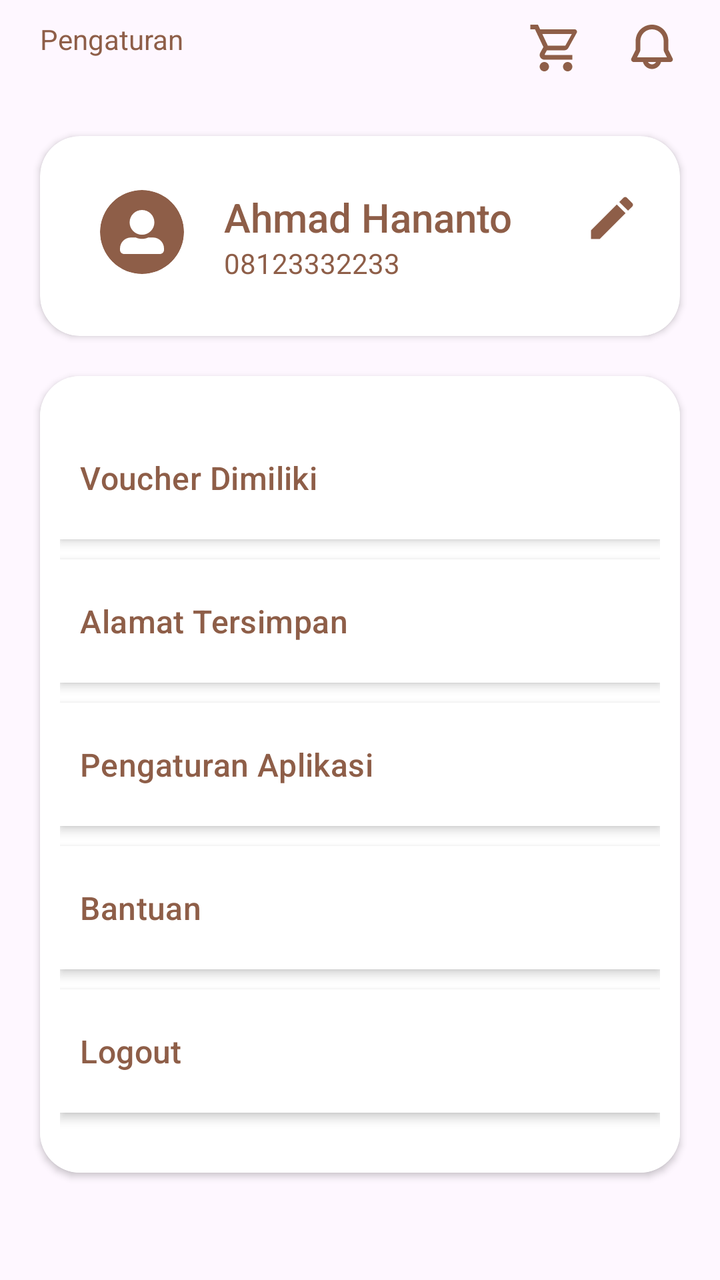
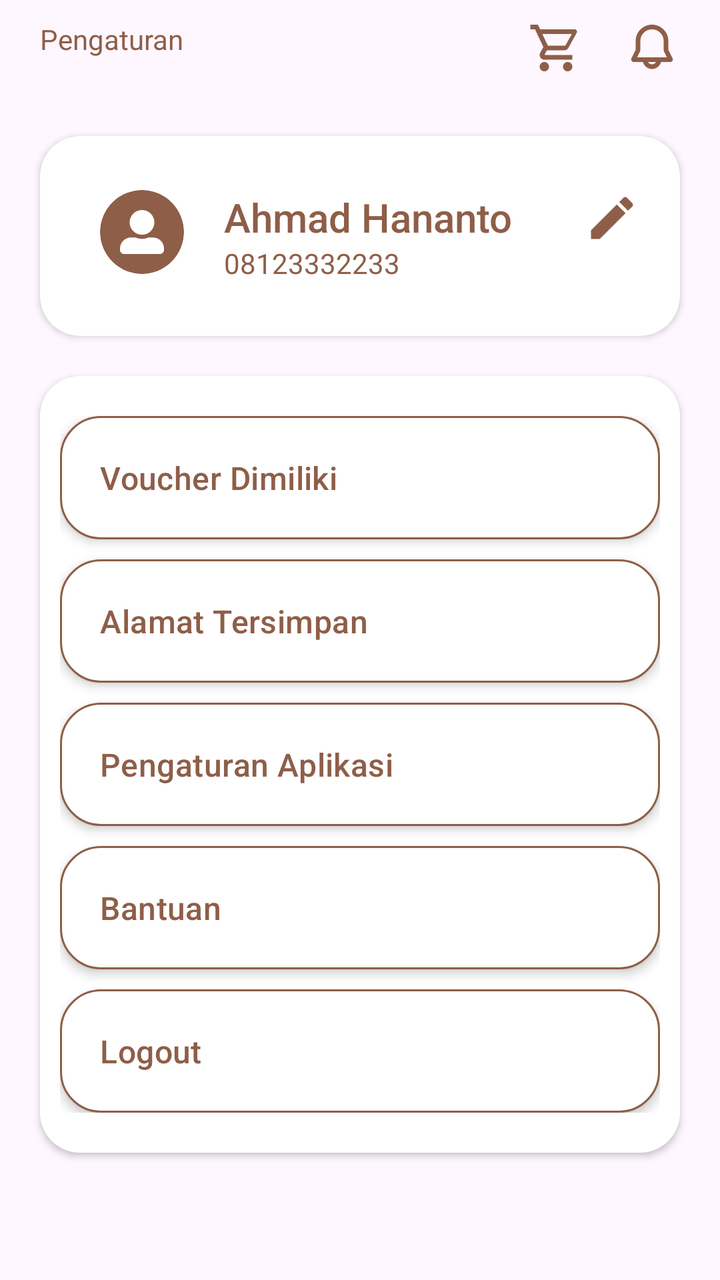

An Android layout rendered at two revisions. The XML below is the earlier revision; the diff shows what the commit changed to produce the second picture.
<!-- AndroidManifest.xml: application theme Theme.RahmatBakery -->
<!-- res/layout/fragment_pengaturan.xml -->
<?xml version="1.0" encoding="utf-8"?>
<LinearLayout xmlns:android="http://schemas.android.com/apk/res/android"
    xmlns:tools="http://schemas.android.com/tools"
    android:layout_width="match_parent"
    android:layout_height="match_parent"
    xmlns:app="http://schemas.android.com/apk/res-auto"
    tools:context=".PengaturanFragment"
    android:orientation="vertical">

    <RelativeLayout
        android:layout_width="match_parent"
        android:layout_height="wrap_content"
        android:padding="10dp"
        >

        <TextView
            android:layout_marginLeft="10dp"
            android:layout_width="wrap_content"
            android:layout_height="wrap_content"
            android:text="Pengaturan"
            android:textColor="@color/primary"
            style="@style/TextAppearance.Material3.HeadlineSmall.Emphasized"
            />

        <ImageView
            android:id="@+id/icon_cart"
            android:layout_width="28dp"
            android:layout_height="28dp"
            android:background="@android:color/transparent"
            android:src="@drawable/cart"
            android:layout_marginRight="20dp"
            android:layout_toLeftOf="@id/icon_notif"
            />

        <ImageView
            android:id="@+id/icon_notif"
            android:layout_width="28dp"
            android:layout_height="28dp"
            android:background="@android:color/transparent"
            android:src="@drawable/notif"
            android:layout_alignParentEnd="true"
            android:layout_marginRight="10dp"
            />

    </RelativeLayout>

    <androidx.cardview.widget.CardView
        android:layout_width="match_parent"
        android:layout_height="100dp"
        android:background="@color/white"
        android:backgroundTint="@color/white"
        android:layout_margin="20dp"
        app:cardCornerRadius="20dp"
        android:elevation="5dp"
        >
        <RelativeLayout
            android:padding="20dp"
            android:layout_width="match_parent"
            android:layout_height="match_parent"
            android:gravity="center_vertical">

            <ImageView
                android:id="@+id/img_profil"
                android:layout_width="42dp"
                android:layout_height="42dp"
                android:layout_marginLeft="10dp"
                android:background="@drawable/circle_background"
                android:clipToOutline="true"
                android:padding="10dp"
                android:src="@drawable/profil" />

            <TextView
                android:layout_marginLeft="20dp"
                android:id="@+id/username"
                android:layout_width="wrap_content"
                android:layout_height="wrap_content"
                android:text="Ahmad Hananto"
                android:layout_toRightOf="@id/img_profil"
                style="@style/TextAppearance.AppCompat.Title"
                android:textColor="@color/primary"
            />
            <TextView
                android:layout_marginLeft="20dp"
                android:layout_width="wrap_content"
                android:layout_height="wrap_content"
                android:text="08123332233"
                android:layout_below="@id/username"
                android:layout_toRightOf="@id/img_profil"
                style="@style/TextAppearance.AppCompat.Small"
                android:textColor="@color/primary"
            />

            <ImageView
                android:layout_width="28dp"
                android:layout_height="28dp"
                android:src="@drawable/pencil"
                android:layout_alignParentEnd="true"
                android:layout_alignParentTop="true"/>

        </RelativeLayout>

    </androidx.cardview.widget.CardView>

    <androidx.cardview.widget.CardView
        android:layout_width="match_parent"
        android:layout_height="wrap_content"
        android:elevation="3dp"
        android:layout_marginHorizontal="20dp"
        app:cardCornerRadius="20dp"
        >

    <ScrollView
        android:layout_width="match_parent"
        android:layout_height="wrap_content">

    <LinearLayout
        android:layout_width="match_parent"
        android:layout_height="wrap_content"
        android:orientation="vertical"
        android:background="@color/card_light_bg"
        android:paddingHorizontal="10dp"
        android:paddingVertical="20dp"
        >
        <TextView
            style="@style/TextAppearance.Material3.ActionBar.Subtitle"
            android:textColor="@color/primary"
            android:layout_width="match_parent"
            android:layout_height="wrap_content"
            android:text="Voucher Dimiliki"
            android:paddingHorizontal="10dp"
            android:paddingVertical="20dp"
            android:layout_marginBottom="10dp"
            android:elevation="3dp"
            android:background="@color/white"/>
        <TextView
            style="@style/TextAppearance.Material3.ActionBar.Subtitle"
            android:textColor="@color/primary"
            android:layout_width="match_parent"
            android:layout_height="wrap_content"
            android:text="Alamat Tersimpan"
            android:paddingHorizontal="10dp"
            android:paddingVertical="20dp"
            android:layout_marginBottom="10dp"
            android:elevation="3dp"
            android:background="@color/white"/>
        <TextView
            style="@style/TextAppearance.Material3.ActionBar.Subtitle"
            android:textColor="@color/primary"
            android:layout_width="match_parent"
            android:layout_height="wrap_content"
            android:text="Pengaturan Aplikasi"
            android:paddingHorizontal="10dp"
            android:paddingVertical="20dp"
            android:layout_marginBottom="10dp"
            android:elevation="3dp"
            android:background="@color/white"/>
        <TextView
            style="@style/TextAppearance.Material3.ActionBar.Subtitle"
            android:textColor="@color/primary"
            android:layout_width="match_parent"
            android:layout_height="wrap_content"
            android:text="Bantuan"
            android:paddingHorizontal="10dp"
            android:paddingVertical="20dp"
            android:layout_marginBottom="10dp"
            android:elevation="3dp"
            android:background="@color/white"/>
        <TextView
            style="@style/TextAppearance.Material3.ActionBar.Subtitle"
            android:textColor="@color/primary"
            android:layout_width="match_parent"
            android:layout_height="wrap_content"
            android:text="Logout"
            android:paddingHorizontal="10dp"
            android:paddingVertical="20dp"
            android:layout_marginBottom="10dp"
            android:elevation="3dp"
            android:background="@color/white"/>
    </LinearLayout>

    </ScrollView>

    </androidx.cardview.widget.CardView>



</LinearLayout>
<!-- resources referenced by this layout -->
<resources>
  <color name="card_light_bg">#FFFFFF</color>
  <color name="primary">#8E5E48</color>
  <color name="white">#FFFFFFFF</color>
  <!-- drawable circle_background (drawable) -->
  <?xml version="1.0" encoding="utf-8"?>
  <shape xmlns:android="http://schemas.android.com/apk/res/android"
      android:shape="oval">
  
      <solid android:color="@color/primary"/> 
  
  </shape>
  <!-- drawable notif (drawable) -->
  <vector xmlns:android="http://schemas.android.com/apk/res/android"
      android:width="36dp"
      android:height="36dp"
      android:viewportWidth="36"
      android:viewportHeight="36">
    <path
        android:pathData="M7.5,13.5C7.5,10.715 8.606,8.045 10.575,6.075C12.545,4.106 15.215,3 18,3C20.785,3 23.455,4.106 25.425,6.075C27.394,8.045 28.5,10.715 28.5,13.5V19.146L31.233,24.612C31.359,24.864 31.418,25.143 31.406,25.424C31.393,25.705 31.309,25.978 31.161,26.218C31.013,26.457 30.806,26.654 30.561,26.791C30.315,26.928 30.038,27 29.757,27H23.811C23.477,28.287 22.726,29.427 21.674,30.241C20.622,31.055 19.33,31.497 18,31.497C16.67,31.497 15.378,31.055 14.326,30.241C13.274,29.427 12.523,28.287 12.189,27H6.243C5.962,27 5.685,26.928 5.439,26.791C5.194,26.654 4.987,26.457 4.839,26.218C4.691,25.978 4.607,25.705 4.594,25.424C4.582,25.143 4.641,24.864 4.767,24.612L7.5,19.146V13.5ZM15.402,27C15.665,27.456 16.044,27.835 16.5,28.098C16.956,28.361 17.473,28.5 18,28.5C18.527,28.5 19.044,28.361 19.5,28.098C19.956,27.835 20.335,27.456 20.598,27H15.402ZM18,6C16.011,6 14.103,6.79 12.697,8.197C11.29,9.603 10.5,11.511 10.5,13.5V19.146C10.5,19.611 10.392,20.071 10.184,20.487L8.429,24H27.573L25.818,20.487C25.609,20.071 25.5,19.612 25.5,19.146V13.5C25.5,11.511 24.71,9.603 23.303,8.197C21.897,6.79 19.989,6 18,6Z"
        android:fillColor="#8E5E48"
        android:fillType="evenOdd"/>
  </vector>
  <!-- drawable pencil (drawable) -->
  <vector xmlns:android="http://schemas.android.com/apk/res/android" android:height="32dp" android:viewportHeight="22" android:viewportWidth="22" android:width="32dp">
        
      <path android:fillColor="#8E5E48" android:pathData="M18.984,6.453C19.342,6.096 19.342,5.5 18.984,5.161L16.839,3.016C16.5,2.658 15.904,2.658 15.547,3.016L13.86,4.693L17.298,8.131M2.75,15.813V19.25H6.188L16.326,9.103L12.888,5.665L2.75,15.813Z"/>
      
  </vector>
  <!-- drawable profil (drawable) -->
  <vector xmlns:android="http://schemas.android.com/apk/res/android"
      android:width="31dp"
      android:height="31dp"
      android:viewportWidth="31"
      android:viewportHeight="31">
    <path
        android:pathData="M15.5,17.438C20.313,17.438 24.219,13.532 24.219,8.719C24.219,3.905 20.313,0 15.5,0C10.686,0 6.781,3.905 6.781,8.719C6.781,13.532 10.686,17.438 15.5,17.438ZM23.25,19.375H19.914C18.57,19.993 17.074,20.344 15.5,20.344C13.926,20.344 12.436,19.993 11.086,19.375H7.75C3.469,19.375 0,22.844 0,27.125V28.094C0,29.698 1.302,31 2.906,31H28.094C29.698,31 31,29.698 31,28.094V27.125C31,22.844 27.531,19.375 23.25,19.375Z"
        android:fillColor="#ffffff"/>
  </vector>
  <style name="Theme.RahmatBakery" parent="Base.Theme.RahmatBakery" />
  <style name="Base.Theme.RahmatBakery" parent="Theme.Material3.DayNight.NoActionBar">
          
           <item name="colorPrimary">@color/primary</item>
          <item name="colorOnPrimary">@color/background</item>
          <item name="colorSecondary">@color/primary</item>
          <item name="colorOnSecondary">@color/background</item>
  
      </style>
  <color name="background">#FFF6F3</color>
  <!-- unchanged entries left out for length: 1 -->
</resources>

<!-- the commit's change to res/layout/fragment_pengaturan.xml (unified diff, before → after) -->
@@ -4,7 +4,7 @@
     android:layout_width="match_parent"
     android:layout_height="match_parent"
     xmlns:app="http://schemas.android.com/apk/res-auto"
-    tools:context=".PengaturanFragment"
+    tools:context=".pelanggan.PengaturanFragment"
     android:orientation="vertical">
 
     <RelativeLayout
@@ -122,60 +122,60 @@
         android:paddingVertical="20dp"
         >
         <TextView
+            android:elevation="3dp"
             style="@style/TextAppearance.Material3.ActionBar.Subtitle"
             android:textColor="@color/primary"
             android:layout_width="match_parent"
             android:layout_height="wrap_content"
             android:text="Voucher Dimiliki"
-            android:paddingHorizontal="10dp"
+            android:paddingHorizontal="20dp"
             android:paddingVertical="20dp"
             android:layout_marginBottom="10dp"
+            android:background="@drawable/outline_btn"/>
+        <TextView
             android:elevation="3dp"
-            android:background="@color/white"/>
-        <TextView
             style="@style/TextAppearance.Material3.ActionBar.Subtitle"
             android:textColor="@color/primary"
             android:layout_width="match_parent"
             android:layout_height="wrap_content"
             android:text="Alamat Tersimpan"
-            android:paddingHorizontal="10dp"
+            android:paddingHorizontal="20dp"
             android:paddingVertical="20dp"
             android:layout_marginBottom="10dp"
+            android:background="@drawable/outline_btn"/>
+        <TextView
             android:elevation="3dp"
-            android:background="@color/white"/>
-        <TextView
             style="@style/TextAppearance.Material3.ActionBar.Subtitle"
             android:textColor="@color/primary"
             android:layout_width="match_parent"
             android:layout_height="wrap_content"
             android:text="Pengaturan Aplikasi"
-            android:paddingHorizontal="10dp"
+            android:paddingHorizontal="20dp"
             android:paddingVertical="20dp"
             android:layout_marginBottom="10dp"
+            android:background="@drawable/outline_btn"/>
+        <TextView
             android:elevation="3dp"
-            android:background="@color/white"/>
-        <TextView
             style="@style/TextAppearance.Material3.ActionBar.Subtitle"
             android:textColor="@color/primary"
             android:layout_width="match_parent"
             android:layout_height="wrap_content"
             android:text="Bantuan"
-            android:paddingHorizontal="10dp"
+            android:paddingHorizontal="20dp"
             android:paddingVertical="20dp"
             android:layout_marginBottom="10dp"
+            android:background="@drawable/outline_btn"/>
+        <TextView
+            android:id="@+id/logout"
             android:elevation="3dp"
-            android:background="@color/white"/>
-        <TextView
             style="@style/TextAppearance.Material3.ActionBar.Subtitle"
             android:textColor="@color/primary"
             android:layout_width="match_parent"
             android:layout_height="wrap_content"
             android:text="Logout"
-            android:paddingHorizontal="10dp"
+            android:paddingHorizontal="20dp"
             android:paddingVertical="20dp"
-            android:layout_marginBottom="10dp"
-            android:elevation="3dp"
-            android:background="@color/white"/>
+            android:background="@drawable/outline_btn"/>
     </LinearLayout>
 
     </ScrollView>
<!-- resource entries referenced after the edit -->
@@ -22,6 +22,15 @@
         android:fillColor="#8E5E48"
         android:fillType="evenOdd"/>
   </vector>
+  <!-- drawable outline_btn (drawable) -->
+  <?xml version="1.0" encoding="utf-8"?>
+  <shape xmlns:android="http://schemas.android.com/apk/res/android">
+      <solid android:color="@color/white"/>
+      <corners android:radius="20dp" />
+      <padding android:left="20dp" android:top="10dp"
+          android:right="20dp" android:bottom="10dp" />
+      <stroke android:color="@color/primary" android:width="1dp" />
+  </shape>
   <!-- drawable pencil (drawable) -->
   <vector xmlns:android="http://schemas.android.com/apk/res/android" android:height="32dp" android:viewportHeight="22" android:viewportWidth="22" android:width="32dp">
         
